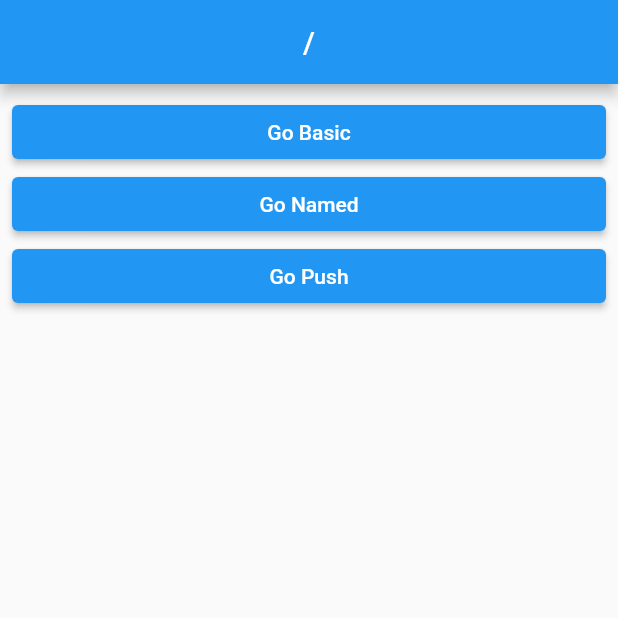
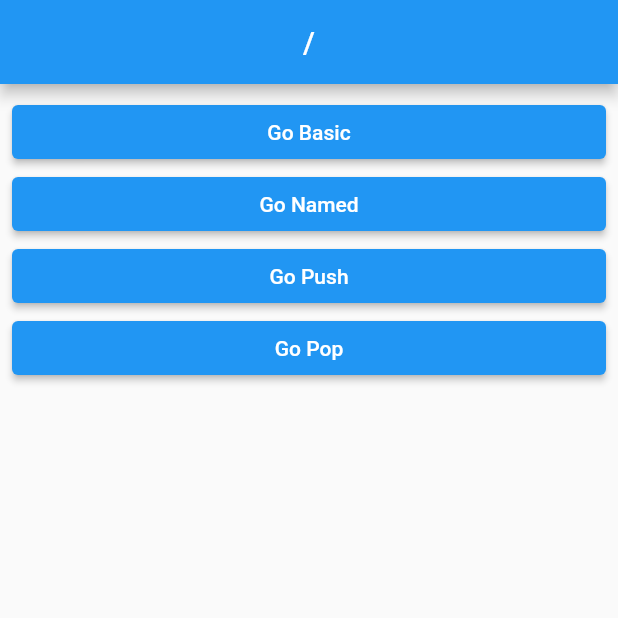
Before and after one commit to g9191hc/GoRouter7, a Flutter app: the screen it shows after launch, on a phone screen of 412 x 824 dp, the top half of it. Run offline on Flutter 3.47's test engine with Material 2 defaults, Android fonts, the phone set to English and light mode, and no system bars; our stand-ins replace go_router.

Commit message:
Pop함수

```diff
--- a/lib/route/router.dart
+++ b/lib/route/router.dart
@@ -2,6 +2,8 @@ import 'package:go_router/go_router.dart';
 import 'package:go_router_v7_actual/screens/2_named_screen.dart';
 import 'package:go_router_v7_actual/screens/0_root_screen.dart';
 import 'package:go_router_v7_actual/screens/3_push_screen.dart';
+import 'package:go_router_v7_actual/screens/4_pop_base_screen.dart';
+import 'package:go_router_v7_actual/screens/5_pop_return_screen.dart';
 
 import '../screens/1_basic_screen.dart';
 
@@ -24,6 +26,16 @@ final router = GoRouter(
           path: 'push',
           builder: (context, state) => PushScreen(),
         ),
+        GoRoute(
+          path: 'pop',
+          builder: (context, state) => PopBaseScreen(),
+          routes: [
+            GoRoute(
+              path: 'return',
+              builder: (context, state) => PopReturnScreen(),
+            ),
+          ],
+        )
       ],
     ),
   ],
--- a/lib/screens/0_root_screen.dart
+++ b/lib/screens/0_root_screen.dart
@@ -34,6 +34,14 @@ class RootScreen extends StatelessWidget {
               'Go Push',
             ),
           ),
+          ElevatedButton(
+            onPressed: () {
+              context.go('/pop');
+            },
+            child: Text(
+              'Go Pop',
+            ),
+          ),
         ],
       ),
     );
```
Also changed, not shown: lib/screens/4_pop_base_screen.dart (added, +26 -0 lines), lib/screens/5_pop_return_screen.dart (added, +23 -0 lines).
